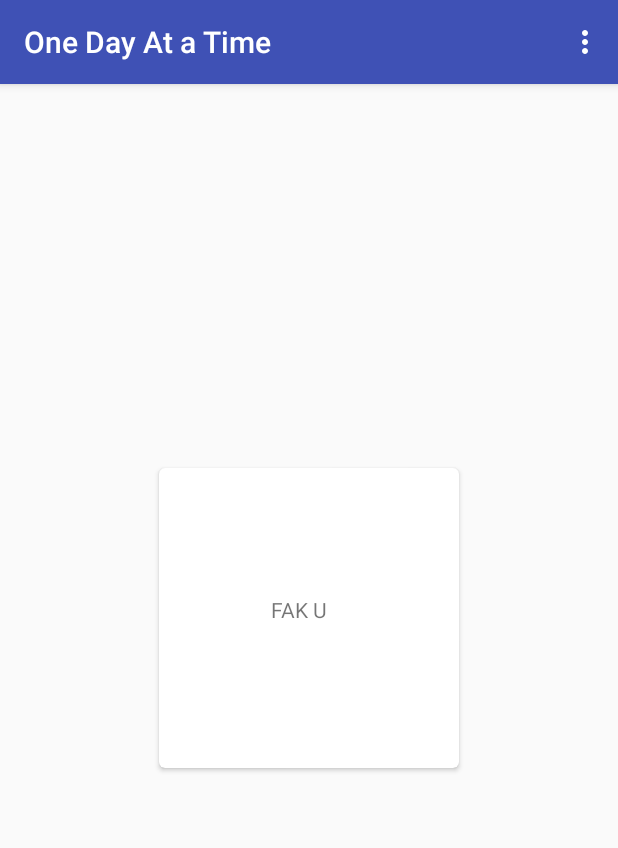
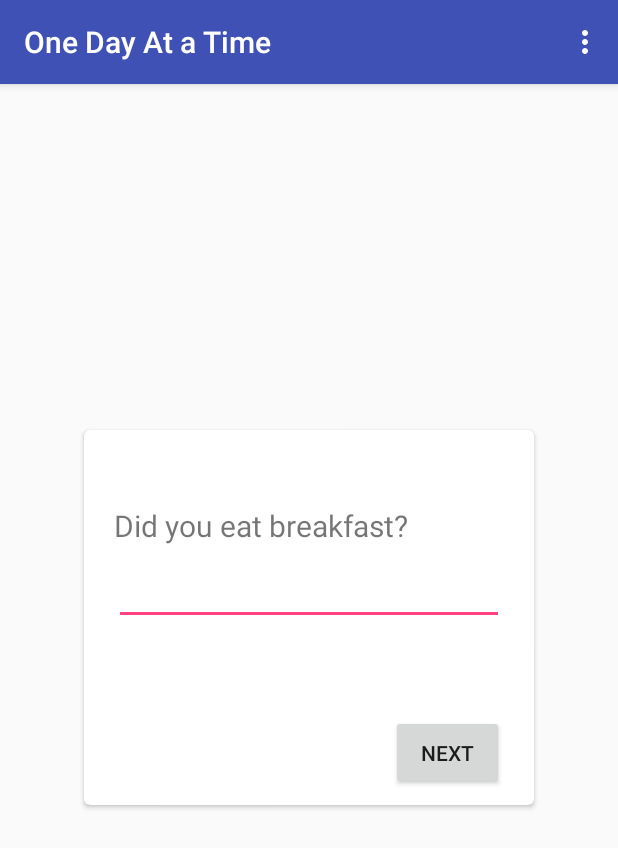
Before and after one commit to CampbellOwen/OneDayAtaTime, an Android app: the screen it shows after launch (MainActivity), on a phone screen of 412 x 824 dp. Shown: the top 848 px of the screen. Run offline under Robolectric (Android 15) with nearby library versions, the phone set to English and light mode, and no system bars.

Commit message:
Edited main card

```diff
--- a/app/src/main/res/layout/activity_main.xml
+++ b/app/src/main/res/layout/activity_main.xml
@@ -24,15 +24,35 @@
         xmlns:card_view="http://schemas.android.com/apk/res-auto"
         android:id="@+id/card_view"
         android:layout_gravity="center"
-        android:layout_width="200dp"
-        android:layout_height="200dp"
+        android:layout_width="300dp"
+        android:layout_height="250dp"
         card_view:cardCornerRadius="4dp">
-        <TextView
-            android:id="@+id/info_text"
-            android:layout_width="50dp"
-            android:layout_height="30dp"
-            android:layout_gravity="center"
-            android:text="FAK U"/>
+        <LinearLayout
+            android:orientation="vertical"
+            android:layout_width="match_parent"
+            android:layout_height="match_parent">
+            <TextView
+                android:id="@+id/info_text"
+                android:layout_width="match_parent"
+                android:layout_height="30dp"
+                android:layout_gravity="start"
+                android:layout_marginStart="20dp"
+                android:layout_marginTop="50dp"
+                android:textSize="20dp"
+                android:text="Did you eat breakfast?"/>
+            <EditText
+                android:layout_width="match_parent"
+                android:layout_marginStart="20dp"
+                android:layout_marginEnd="20dp"
+                android:layout_height="50dp" />
+            <Button
+                android:layout_gravity="end"
+                android:layout_marginTop="60dp"
+                android:layout_marginEnd="20dp"
+                android:layout_width="75dp"
+                android:layout_height="50dp"
+                android:text="Next"/>
+        </LinearLayout>
     </android.support.v7.widget.CardView>
 
     <!--<include layout="@layout/content_main" />
```
